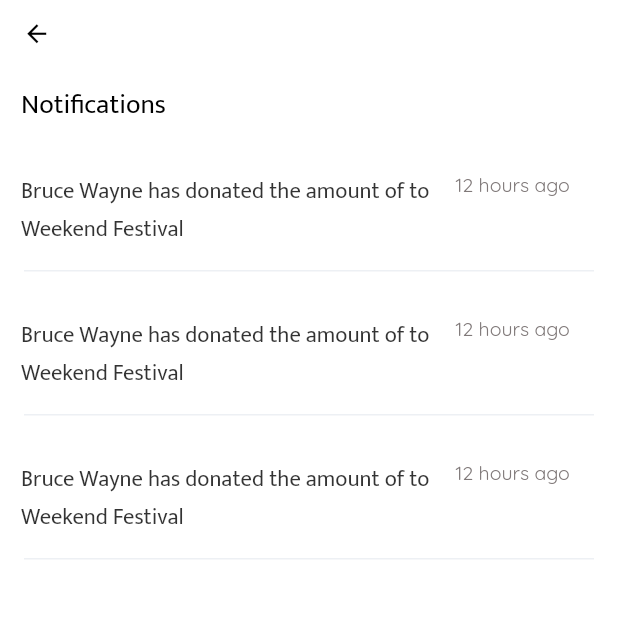
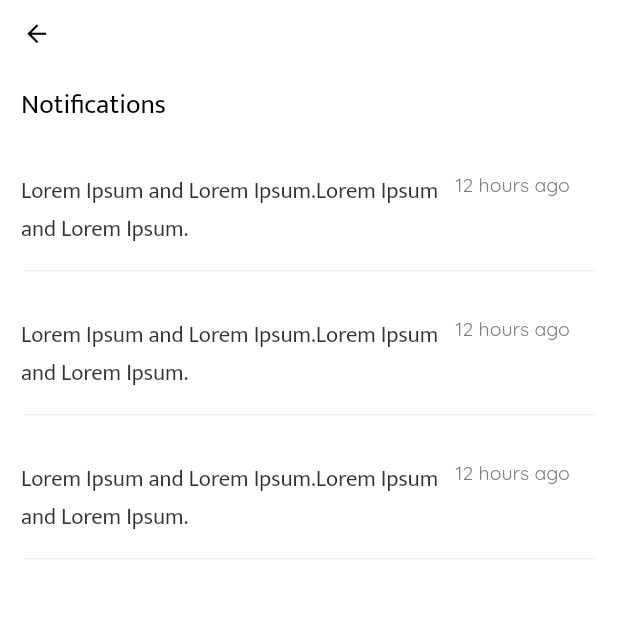
Before and after one commit to SRMC-Medical-Product/PatientApp, a Flutter app: the NotificationPage screen opened by its route, on a phone screen of 412 x 824 dp, the top half of it. Run offline on Flutter 3.47's test engine with Material 2 defaults, Android fonts, the phone set to English and light mode, and no system bars; our stand-ins replace font_awesome_flutter, timeline_tile; key blocks and very long unbroken strings in the code were emptied for the run.

Commit message:
Notification screen changes

```diff
--- a/lib/screens/home/notification.dart
+++ b/lib/screens/home/notification.dart
@@ -47,7 +47,7 @@ class _NotificationPageState extends State<NotificationPage> {
                             children: [
                               Expanded(
                                 flex: 3,
-                                child: Text("Bruce Wayne has donated the amount of to Weekend Festival",
+                                child: Text("Lorem Ipsum and Lorem Ipsum.Lorem Ipsum and Lorem Ipsum.",
                                 softWrap: true,style: mediumTextStyle(context).copyWith(color : Colors.black.withOpacity(0.8),),
                               ),),
                               RotatedBox(quarterTurns: 1,child: smallCustomSizedBox(context),),
```
Also changed, not shown: 1 other file.
